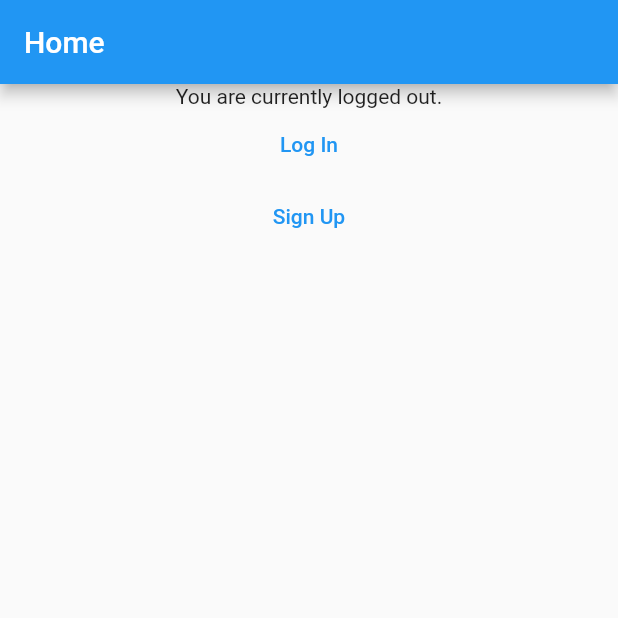
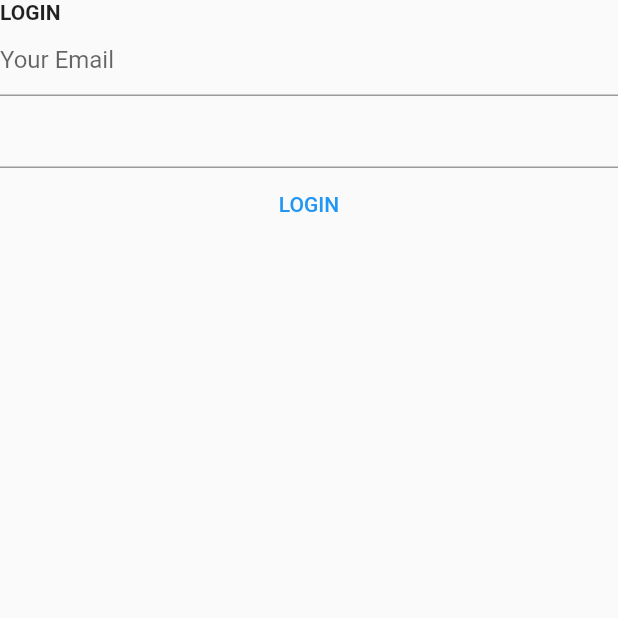
Before and after one commit to Phantom-101/smart-minutes, a Flutter app: the screen it shows after launch, after a tap on "Log In", on a phone screen of 412 x 824 dp, the top half of it. Run offline on Flutter 3.47's test engine with Material 2 defaults, Android fonts, the light colour scheme and no system bars; our stand-ins replace logger; missing offline and left inert: dart_json_mapper, dart_json_mapper_mobx, mongo_dart, reflectable; statements that could not run were skipped.

Commit message:
added basic login and register pages

```diff
--- a/lib/views/home/logged_out/view.dart
+++ b/lib/views/home/logged_out/view.dart
@@ -1,4 +1,7 @@
 import 'package:flutter/material.dart';
+import 'package:meeting_minutes/views/login/scaffold.dart';
+import 'package:meeting_minutes/views/register/scaffold.dart';
+
 
 class HomeLoggedOut extends StatelessWidget {
   const HomeLoggedOut({Key? key}) : super(key: key);
@@ -10,11 +13,21 @@ class HomeLoggedOut extends StatelessWidget {
       children: [
         const Center(child: Text('You are currently logged out.')),
         TextButton(
-          onPressed: () {},
+          onPressed: () {
+            Navigator.push(
+            context,
+            MaterialPageRoute(builder: (context) => LoginScaffold()),
+            );
+          },
           child: const Text('Log In'),
         ),
         TextButton(
-          onPressed: () {},
+          onPressed: () {
+            Navigator.push(
+            context,
+            MaterialPageRoute(builder: (context) => RegisterScaffold()),
+            );
+          },
           child: const Text('Sign Up'),
         ),
       ],
--- /dev/null
+++ b/lib/views/login/scaffold.dart
@@ -0,0 +1,12 @@
+import 'package:flutter/material.dart';
+import 'view.dart';
+
+class LoginScaffold extends StatelessWidget {
+  const LoginScaffold({Key? key}) : super(key: key);
+  @override
+  Widget build(BuildContext context) {
+    return Scaffold(
+      body: LoginScreen(),
+    );
+  }
+}
--- /dev/null
+++ b/lib/views/login/view.dart
@@ -0,0 +1,28 @@
+import 'package:flutter/material.dart';
+
+class LoginScreen extends StatelessWidget {
+  const LoginScreen({Key? key}) : super(key: key);
+  @override
+  Widget build(BuildContext context) {
+    Size size = MediaQuery.of(context).size;
+    return Column(
+      crossAxisAlignment: CrossAxisAlignment.stretch,
+      children: <Widget>[
+        Text(
+          "LOGIN",
+          style: TextStyle(fontWeight: FontWeight.bold),
+        ),
+        TextField(
+          decoration: InputDecoration(hintText: "Your Email")
+        ),
+        TextField(
+          onChanged: (value) {},
+        ),
+        TextButton(
+          child: Text('LOGIN'),
+          onPressed: () {},
+        ),
+      ],
+    );
+  }
+}
```
Also changed, not shown: lib/views/register/scaffold.dart (added, +12 -0 lines), lib/views/register/view.dart (added, +28 -0 lines).
